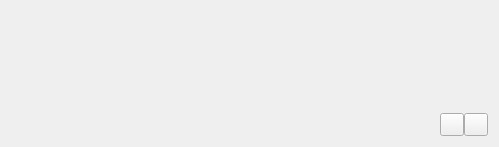
The window that resources/ui/album_screen.ui (Iconoclasteinc/tgit) describes before a commit, drawn with Qt 5.
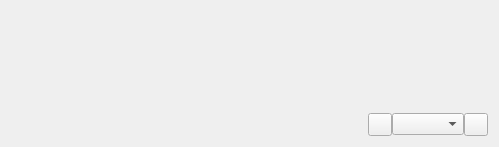
The same window after the commit. Icons and pictures are not drawn.

Commit message: Navigate using a navigation combo box.

Patch:
```diff
--- a/resources/ui/album_screen.ui
+++ b/resources/ui/album_screen.ui
@@ -49,6 +49,9 @@
        </property>
       </widget>
      </item>
+     <item>
+      <widget class="QComboBox" name="_pages_navigation"/>
+     </item>
      <item>
       <widget class="QToolButton" name="_next">
        <property name="cursor">
```
The commit also changes 7 other files.
